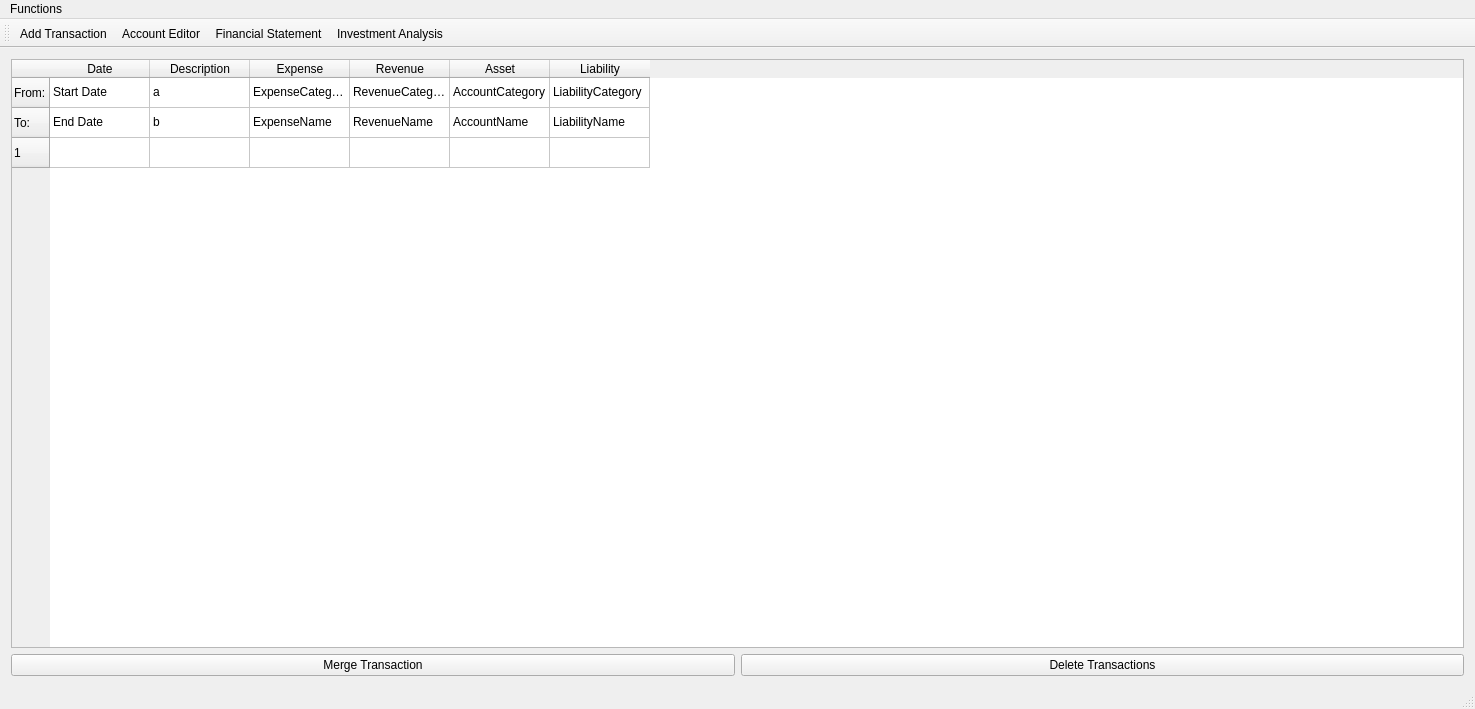
Qt form BookKeeping/GUI/MainWindow.ui (cowtony/BookKeeping) before a commit.
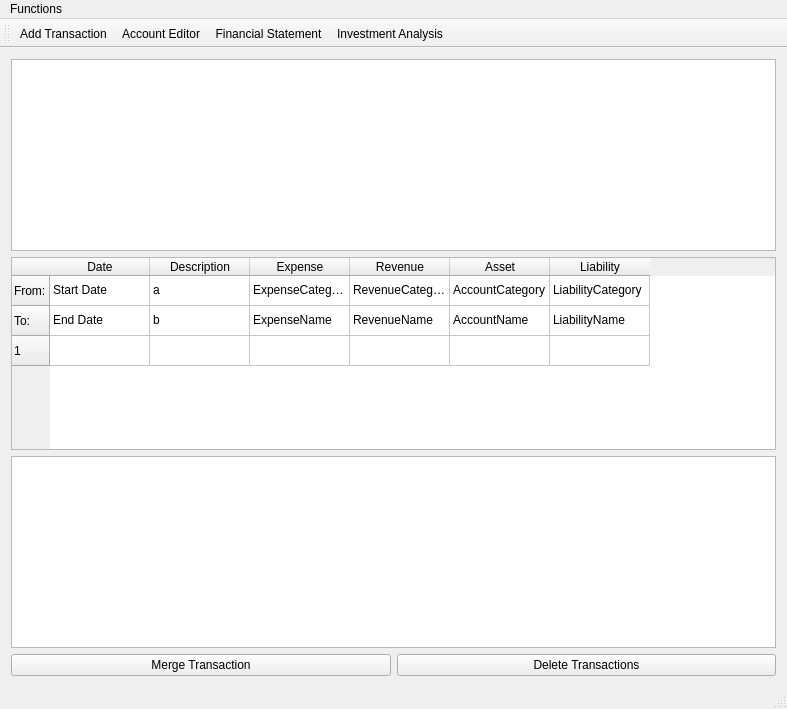
The same form after that commit. Icons and pictures are not drawn.

Commit message: Try QTableView for mainWindow

Patch:
```diff
--- a/BookKeeping/GUI/MainWindow.ui
+++ b/BookKeeping/GUI/MainWindow.ui
@@ -6,7 +6,7 @@
    <rect>
     <x>0</x>
     <y>0</y>
-    <width>1475</width>
+    <width>787</width>
     <height>709</height>
    </rect>
   </property>
@@ -16,6 +16,9 @@
   <widget class="QWidget" name="centralWidget">
    <layout class="QGridLayout" name="gridLayout">
     <item row="0" column="0" colspan="2">
+     <widget class="QTableView" name="tableView_filter"/>
+    </item>
+    <item row="1" column="0" colspan="2">
      <widget class="QTableWidget" name="tableWidget_transactions">
       <row>
        <property name="text">
@@ -129,20 +132,23 @@
       </item>
      </widget>
     </item>
-    <item row="1" column="1">
-     <widget class="QPushButton" name="pushButtonDeleteTransactions">
-      <property name="text">
-       <string>Delete Transactions</string>
-      </property>
-     </widget>
+    <item row="2" column="0" colspan="2">
+     <widget class="QTableView" name="tableView"/>
     </item>
-    <item row="1" column="0">
+    <item row="3" column="0">
      <widget class="QPushButton" name="pushButton_MergeTransaction">
       <property name="text">
        <string>Merge Transaction</string>
       </property>
      </widget>
     </item>
+    <item row="3" column="1">
+     <widget class="QPushButton" name="pushButtonDeleteTransactions">
+      <property name="text">
+       <string>Delete Transactions</string>
+      </property>
+     </widget>
+    </item>
    </layout>
   </widget>
   <widget class="QMenuBar" name="menuBar">
@@ -150,7 +156,7 @@
     <rect>
      <x>0</x>
      <y>0</y>
-     <width>1475</width>
+     <width>787</width>
      <height>21</height>
     </rect>
    </property>
```
The commit also changes 22 other files.
